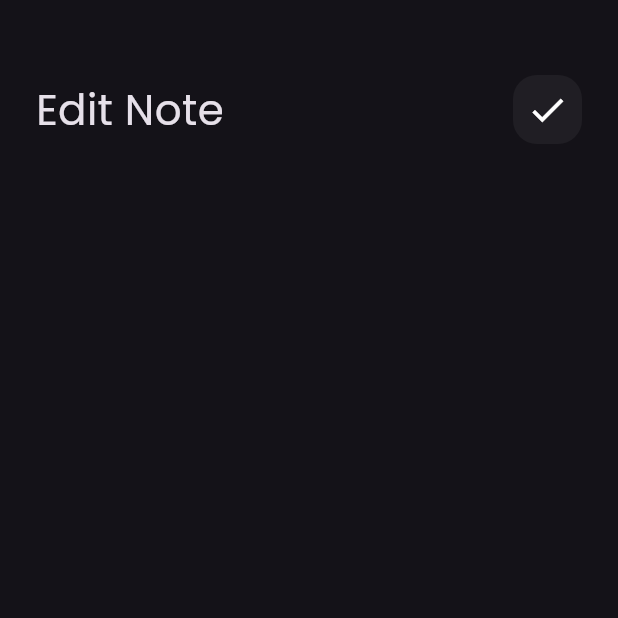
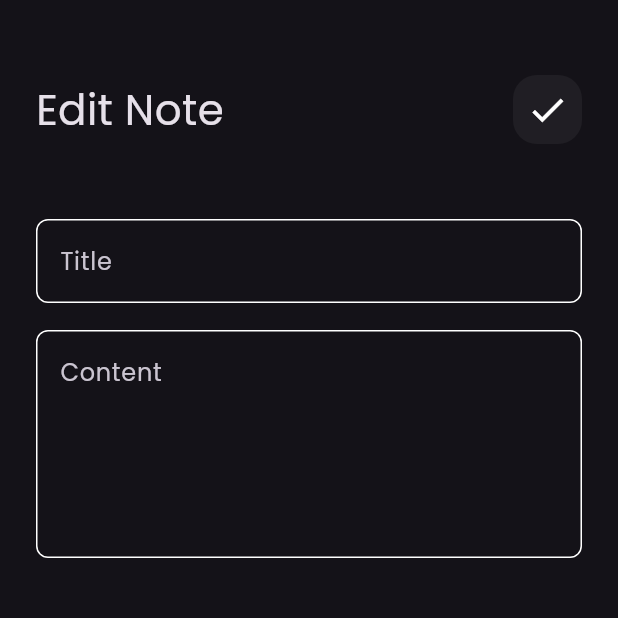
Before and after one commit to khalil-Alkadahi/notes_app, a Flutter app: the EditNoteView screen opened directly, on a phone screen of 412 x 824 dp, the top half of it. Run offline on Flutter 3.47's test engine with Material 3 defaults, Android fonts, the phone set to English and light mode, and no system bars; our stand-ins replace font_awesome_flutter.

Commit message:
edit note view ui done

```diff
--- a/lib/views/widgets/edit_note_view_body.dart
+++ b/lib/views/widgets/edit_note_view_body.dart
@@ -1,5 +1,6 @@
 import 'package:flutter/material.dart';
 import 'package:notes_app/views/widgets/custom_app_bar.dart';
+import 'package:notes_app/views/widgets/custom_text_field.dart';
 
 class EditNoteViewBody extends StatelessWidget {
   const EditNoteViewBody({super.key});
@@ -9,9 +10,13 @@ class EditNoteViewBody extends StatelessWidget {
     return  Padding(
       padding: const EdgeInsets.symmetric(horizontal:24 ),
       child: Column(
-        children: [
+        children:const [
           SizedBox(height: 50),
           CustomAppBar(title: 'Edit Note',icon: Icons.check,),
+          SizedBox( height: 50,),
+          CustomTextField(hint: 'Title'),
+          SizedBox( height: 18,),
+          CustomTextField(hint: 'Content',maxLine: 5,),
 
         ],
       ),
```
